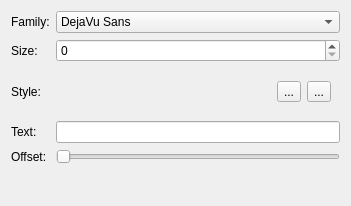
First picture: the form in karbon/plugins/simpletextshape/SimpleTextShapeConfigWidget.ui, repository KDE/calligra, before the edit.
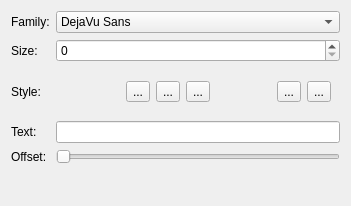
Second picture: the form after the edit. Custom widgets are drawn as their Qt base class.

Commit message: * implemnted support for putting text on QPainterPath * added support for text anchor for simple text shape * some api changes in simple text shape * ported svg text import to simple text shape

What changed in the file:
```diff
--- a/karbon/plugins/simpletextshape/SimpleTextShapeConfigWidget.ui
+++ b/karbon/plugins/simpletextshape/SimpleTextShapeConfigWidget.ui
@@ -65,6 +65,40 @@
         </property>
        </spacer>
       </item>
+      <item>
+       <widget class="QToolButton" name="anchorStart" >
+        <property name="text" >
+         <string>...</string>
+        </property>
+       </widget>
+      </item>
+      <item>
+       <widget class="QToolButton" name="anchorMiddle" >
+        <property name="text" >
+         <string>...</string>
+        </property>
+       </widget>
+      </item>
+      <item>
+       <widget class="QToolButton" name="anchorEnd" >
+        <property name="text" >
+         <string>...</string>
+        </property>
+       </widget>
+      </item>
+      <item>
+       <spacer>
+        <property name="orientation" >
+         <enum>Qt::Horizontal</enum>
+        </property>
+        <property name="sizeHint" >
+         <size>
+          <width>40</width>
+          <height>20</height>
+         </size>
+        </property>
+       </spacer>
+      </item>
       <item>
        <widget class="QToolButton" name="bold" >
         <property name="text" >
```
The commit also changes 7 other files.
